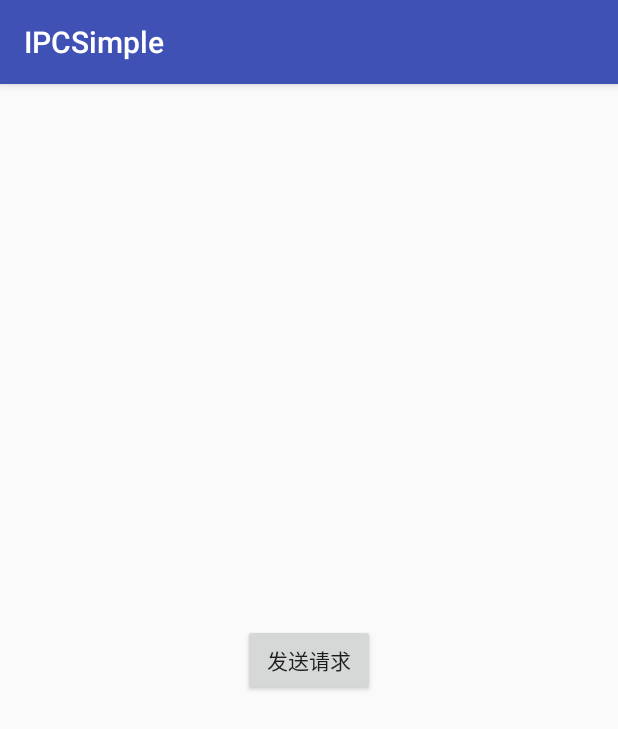
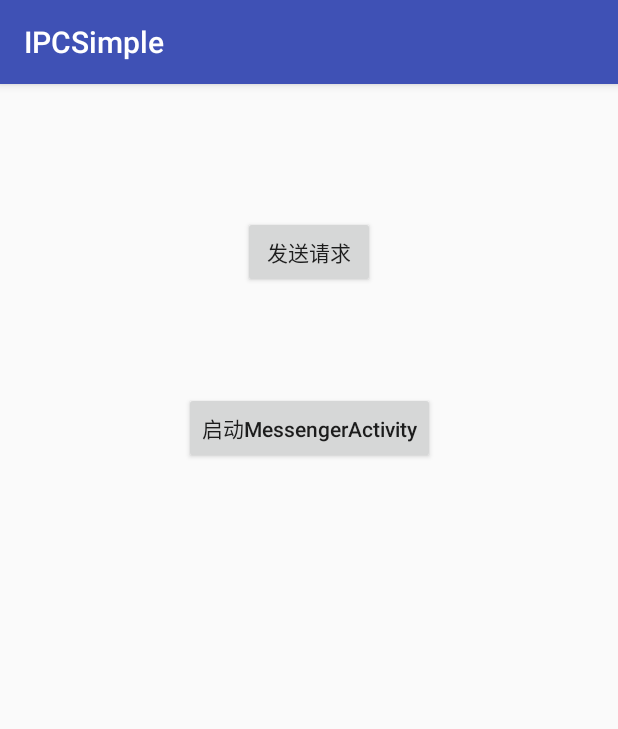
Before and after one commit to cangely/IPCSimple, an Android app: the screen it shows after launch (MainActivity), on a phone screen of 412 x 824 dp. Shown: the top 729 px of the screen. Run offline under Robolectric (Android 15) with nearby library versions, the phone set to English and light mode, and no system bars.

Commit message:
修复了MainActivity中的bug：students每次都应当向服务端获取最新的数据。 增加了Messenger示例。

```diff
--- a/app/src/main/java/com/dou/ipcsimple/StudentManagerService.java
+++ b/app/src/main/java/com/dou/ipcsimple/StudentManagerService.java
@@ -5,6 +5,7 @@ import android.content.Intent;
 import android.os.Binder;
 import android.os.IBinder;
 import android.os.RemoteException;
+import android.util.Log;
 
 import java.util.List;
 import java.util.concurrent.CopyOnWriteArrayList;
@@ -24,6 +25,7 @@ public class StudentManagerService extends Service {
 
     @Override
     public IBinder onBind(Intent intent) {
+        Log.d("StudentManagerService", "Service onBind");
         return binder;
     }
     private Binder binder = new IStudentManager.Stub() {
--- /dev/null
+++ b/app/src/main/java/com/dou/ipcsimple/messenger/MessengerConst.java
@@ -0,0 +1,6 @@
+package com.dou.ipcsimple.messenger;
+
+class MessengerConst {
+    public static final int MSG_FROM_CLIENT = 1;
+    public static final int MSG_FROM_SERVICE = 2;
+}
--- a/app/src/main/res/layout/activity_main.xml
+++ b/app/src/main/res/layout/activity_main.xml
@@ -10,10 +10,24 @@
         android:id="@+id/btnSendRequest"
         android:layout_width="wrap_content"
         android:layout_height="wrap_content"
+        android:layout_marginTop="88dp"
         android:text="发送请求"
-        app:layout_constraintBottom_toBottomOf="parent"
+        android:textAllCaps="false"
         app:layout_constraintLeft_toLeftOf="parent"
         app:layout_constraintRight_toRightOf="parent"
         app:layout_constraintTop_toTopOf="parent" />
 
+    <Button
+        android:id="@+id/btnEnterMessengerAct"
+        android:layout_width="wrap_content"
+        android:layout_height="wrap_content"
+        android:layout_marginTop="8dp"
+        android:text="启动MessengerActivity"
+        android:textAllCaps="false"
+        app:layout_constraintBottom_toBottomOf="parent"
+        app:layout_constraintHorizontal_bias="0.502"
+        app:layout_constraintLeft_toLeftOf="parent"
+        app:layout_constraintRight_toRightOf="parent"
+        app:layout_constraintTop_toBottomOf="@+id/btnSendRequest"
+        app:layout_constraintVertical_bias="0.106" />
 </android.support.constraint.ConstraintLayout>
```
Also changed, not shown: app/src/main/AndroidManifest.xml (+6 -2 lines), app/src/main/java/com/dou/ipcsimple/MainActivity.java (+13 -0 lines), app/src/main/java/com/dou/ipcsimple/messenger/MessengerActivity.java (added, +87 -0 lines), app/src/main/java/com/dou/ipcsimple/messenger/MessengerService.java (added, +53 -0 lines), app/src/main/res/layout/activity_messenger.xml (added, +26 -0 lines).
